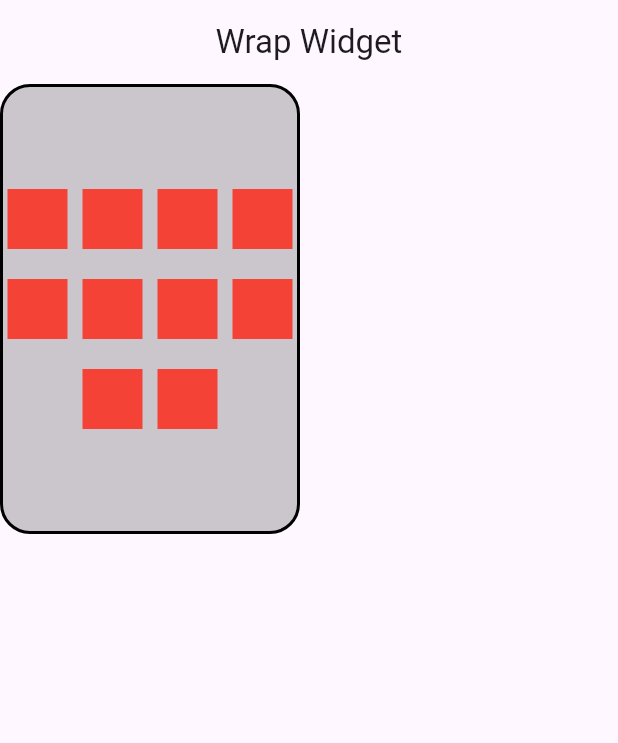
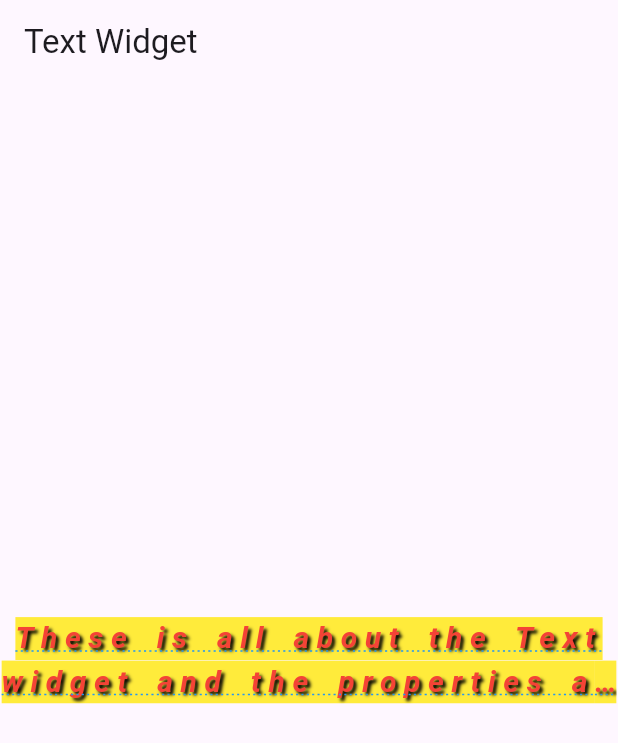
Before and after one commit to Ajkaushik9045/flutter_basics, a Flutter app: the screen it shows after launch, on a phone screen of 412 x 824 dp. Shown: the top 743 px of the screen. Run offline on Flutter 3.47's test engine with Material 3 defaults, Android fonts, the phone set to English and light mode, and no system bars.

Commit message:
text_widget

```diff
--- /dev/null
+++ b/lib/Flutter_Widgets/Basic_Widgets/text_widget.dart
@@ -0,0 +1,53 @@
+import 'package:flutter/material.dart';
+
+class TextWidget extends StatefulWidget {
+  const TextWidget({super.key});
+
+  @override
+  State<TextWidget> createState() => _TextWidgetState();
+}
+
+class _TextWidgetState extends State<TextWidget> {
+  @override
+  Widget build(BuildContext context) {
+    return Scaffold(
+      appBar: AppBar(
+        title: const Text("Text Widget"),
+      ),
+      body: const Center(
+        child: Text(
+          "These is all about the Text widget and the properties associated with it", // Displayed text
+          style: TextStyle(
+            fontSize: 20.0, // Adjusts the size of the text
+            color: Colors.red, // Changes the color of the text
+            fontWeight: FontWeight.bold, // Sets the thickness of the text
+            letterSpacing: 5.0, // Adds spacing between letters
+            wordSpacing: 5.0, // Adds spacing between words
+            backgroundColor: Colors.yellow, // Background color of the text
+            decoration: TextDecoration.underline, // Underlines the text
+            decorationColor: Colors.blue, // Color of the underline
+            decorationStyle: TextDecorationStyle.dotted, // Style of the underline
+            fontStyle: FontStyle.italic, // Makes the text italic
+            shadows: [
+              Shadow(
+                color: Colors.black, // Color of the shadow
+                offset: Offset(2, 2), // Position of the shadow
+                blurRadius: 2, // Blurriness of the shadow
+              ),
+            ],
+            // Note: Other properties can include height for line height adjustment, etc.
+          ),
+          textAlign: TextAlign.center, // Aligns text to the center horizontally
+          locale: Locale('en', 'US'), // Sets the locale for the text
+          softWrap: true, // Allows text to wrap to the next line at soft breaks
+          textDirection: TextDirection.ltr, // Left-to-right text direction
+          textHeightBehavior: TextHeightBehavior(applyHeightToFirstAscent: true), // Controls height behavior
+          semanticsLabel: 'hello', // Provides a label for accessibility tools
+          overflow: TextOverflow.ellipsis, // Adds ellipsis if text overflows
+          maxLines: 2, // Limits the text to 2 lines
+          textWidthBasis: TextWidthBasis.longestLine, // Uses the longest line for width calculation
+        ),
+      ),
+    );
+  }
+}
--- a/lib/main.dart
+++ b/lib/main.dart
@@ -1,6 +1,6 @@
 import 'package:flutter/material.dart';
-import 'package:flutter_basics/Flutter_UI/containers_widget.dart';
-import 'package:flutter_basics/Flutter_UI/wrap_widget.dart';
+import 'package:flutter_basics/Flutter_Widgets/Basic_Widgets/text_widget.dart';
+import 'package:flutter_basics/Flutter_Widgets/wrap_widget.dart';
 
 void main() {
   runApp(const MyApp());
@@ -14,7 +14,7 @@ class MyApp extends StatelessWidget {
   Widget build(BuildContext context) {
     return  const MaterialApp(
       debugShowCheckedModeBanner: false,
-      home: WrapWidget(),
+      home: TextWidget(),
     );
   }
 }
```
Also changed, not shown: lib/Flutter_Widgets/Basic_Widgets/containers_widget.dart (renamed from lib/Flutter_UI/containers_widget.dart), lib/Flutter_Widgets/wrap_widget.dart (renamed from lib/Flutter_UI/wrap_widget.dart).
